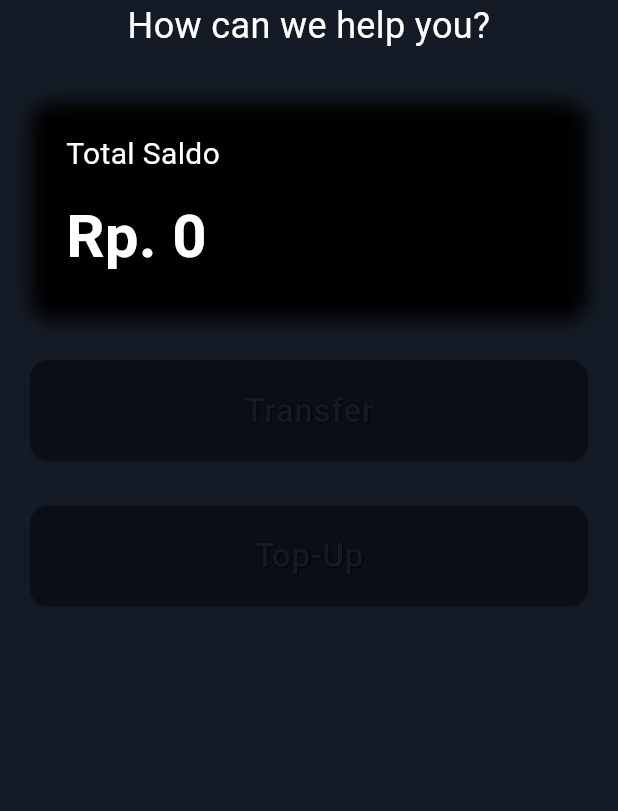
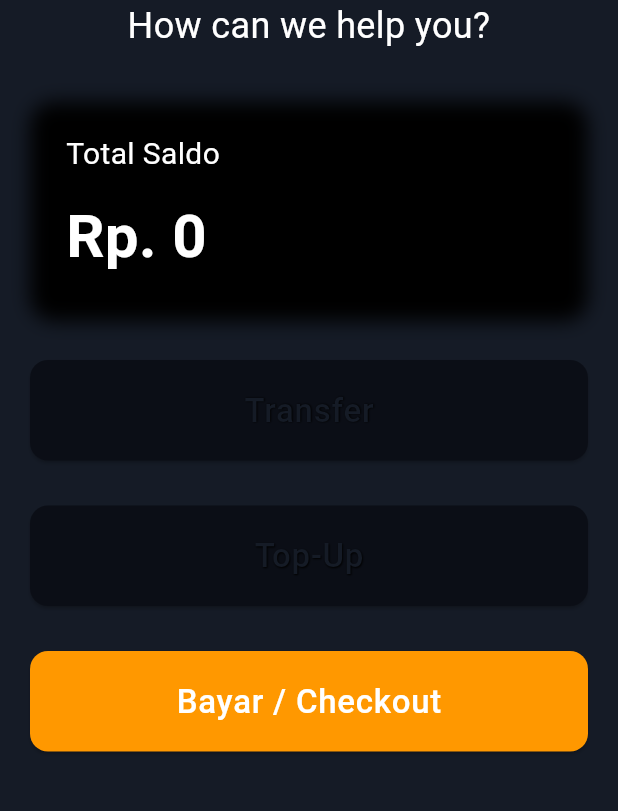
Before and after one commit to IgnatiusJonathan/Payment-Process, a Flutter app: the HomeScreen screen opened directly with empty values, on a phone screen of 412 x 824 dp, the part 129-940 px from its top. Run offline on Flutter 3.47's test engine with Material 3 defaults, Android fonts, the phone set to English and light mode, and no system bars; our stand-ins replace flutter_riverpod; missing offline and left inert: sqlite_async, sticky_grouped_list.

Commit message:
new button: checkout

```diff
--- a/lib/screens/home_screen.dart
+++ b/lib/screens/home_screen.dart
@@ -168,6 +168,33 @@ class _HomeScreenState extends ConsumerState<HomeScreen> {
                   )
                 )
               ),
+              // tombol baru checkout (farouq)
+              const SizedBox(height: 30),
+              SizedBox(width: double.infinity,
+              child: ElevatedButton(
+                onPressed: () {
+                  Navigator.push(
+                    context,
+                    MaterialPageRoute(builder: (context) => const CheckoutPage()),
+                  );
+                },
+
+                style: ElevatedButton.styleFrom(
+                  backgroundColor: Colors.orange, // Beda warna biar menarik
+                  padding: const EdgeInsets.symmetric(vertical: 18),
+                  shape: RoundedRectangleBorder(borderRadius: BorderRadius.circular(12)),
+                ),
+                child: const Text(
+                  "Bayar / Checkout",
+                  style: TextStyle(
+                  fontSize: 22,
+                  fontWeight: FontWeight.w500,
+                  color: Colors.white, // Text putih
+                  letterSpacing: 0.5,
+                ),
+              ),
+            ),
+            ),
             ])
           )
         )
```
